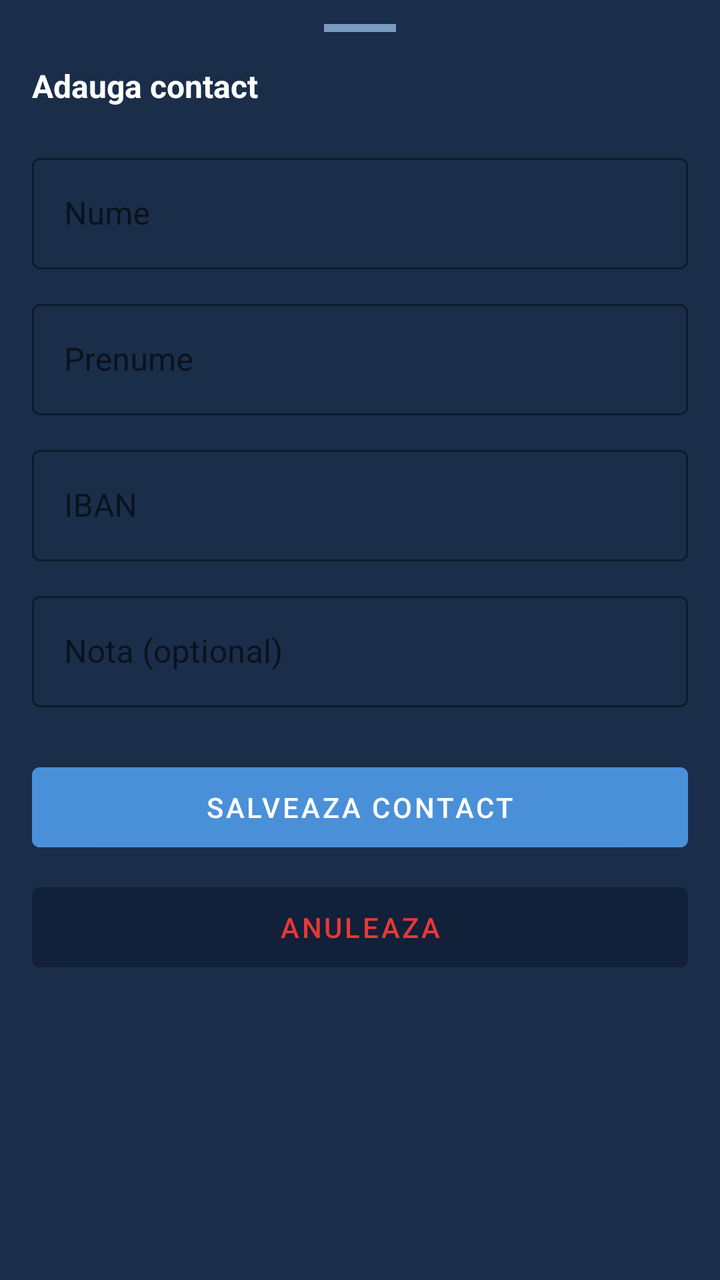
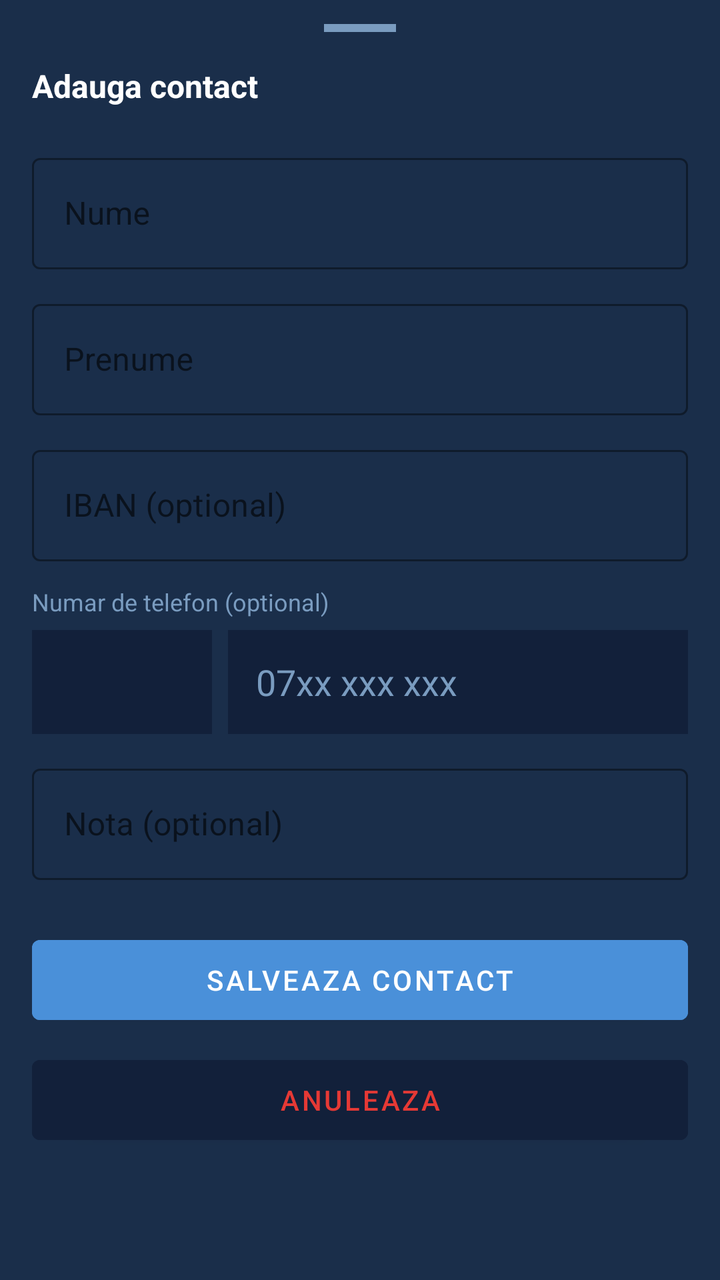

Two renders of the same Android screen: before a commit and after it. Below are the layout's source before the change and the commit's diff.
<!-- AndroidManifest.xml: application theme Theme.LicentaMultibankingApp -->
<!-- res/layout/bottom_sheet_adauga_contact.xml -->
<?xml version="1.0" encoding="utf-8"?>
<LinearLayout xmlns:android="http://schemas.android.com/apk/res/android"
    xmlns:app="http://schemas.android.com/apk/res-auto"
    android:layout_width="match_parent"
    android:layout_height="wrap_content"
    android:orientation="vertical"
    android:background="#1A2E4A"
    android:paddingBottom="24dp">

    
    <View
        android:layout_width="36dp"
        android:layout_height="4dp"
        android:background="#7A9CC0"
        android:layout_gravity="center_horizontal"
        android:layout_marginTop="12dp"
        android:layout_marginBottom="16dp"/>

    
    <TextView
        android:layout_width="wrap_content"
        android:layout_height="wrap_content"
        android:text="Adauga contact"
        android:textColor="#FFFFFF"
        android:textSize="16sp"
        android:textStyle="bold"
        android:layout_marginStart="16dp"
        android:layout_marginBottom="20dp"/>

    <LinearLayout
        android:layout_width="match_parent"
        android:layout_height="wrap_content"
        android:orientation="vertical"
        android:paddingStart="16dp"
        android:paddingEnd="16dp">

        <com.google.android.material.textfield.TextInputLayout
            style="@style/Widget.MaterialComponents.TextInputLayout.OutlinedBox"
            android:layout_width="match_parent"
            android:layout_height="wrap_content"
            android:hint="Nume"
            android:layout_marginBottom="12dp"
            app:boxStrokeColor="#4A90D9"
            app:hintTextColor="#7A9CC0">

            <com.google.android.material.textfield.TextInputEditText
                android:id="@+id/etNumeContact"
                android:layout_width="match_parent"
                android:layout_height="wrap_content"
                android:textColor="#FFFFFF"
                android:inputType="textPersonName"/>

        </com.google.android.material.textfield.TextInputLayout>

        <com.google.android.material.textfield.TextInputLayout
            style="@style/Widget.MaterialComponents.TextInputLayout.OutlinedBox"
            android:layout_width="match_parent"
            android:layout_height="wrap_content"
            android:hint="Prenume"
            android:layout_marginBottom="12dp"
            app:boxStrokeColor="#4A90D9"
            app:hintTextColor="#7A9CC0">

            <com.google.android.material.textfield.TextInputEditText
                android:id="@+id/etPrenumeContact"
                android:layout_width="match_parent"
                android:layout_height="wrap_content"
                android:textColor="#FFFFFF"
                android:inputType="textPersonName"/>

        </com.google.android.material.textfield.TextInputLayout>

        <com.google.android.material.textfield.TextInputLayout
            style="@style/Widget.MaterialComponents.TextInputLayout.OutlinedBox"
            android:layout_width="match_parent"
            android:layout_height="wrap_content"
            android:hint="IBAN"
            android:layout_marginBottom="12dp"
            app:boxStrokeColor="#4A90D9"
            app:hintTextColor="#7A9CC0">

            <com.google.android.material.textfield.TextInputEditText
                android:id="@+id/etIbanContact"
                android:layout_width="match_parent"
                android:layout_height="wrap_content"
                android:textColor="#FFFFFF"
                android:inputType="textCapCharacters"/>

        </com.google.android.material.textfield.TextInputLayout>

        <com.google.android.material.textfield.TextInputLayout
            style="@style/Widget.MaterialComponents.TextInputLayout.OutlinedBox"
            android:layout_width="match_parent"
            android:layout_height="wrap_content"
            android:hint="Nota (optional)"
            android:layout_marginBottom="24dp"
            app:boxStrokeColor="#4A90D9"
            app:hintTextColor="#7A9CC0">

            <com.google.android.material.textfield.TextInputEditText
                android:id="@+id/etNotaContact"
                android:layout_width="match_parent"
                android:layout_height="wrap_content"
                android:textColor="#FFFFFF"
                android:inputType="text"/>

        </com.google.android.material.textfield.TextInputLayout>

        <Button
            android:id="@+id/btnSalveazaContact"
            android:layout_width="match_parent"
            android:layout_height="52dp"
            android:text="Salveaza contact"
            android:textColor="#FFFFFF"
            android:backgroundTint="#4A90D9"
            android:layout_marginBottom="8dp"/>

        <Button
            android:id="@+id/btnAnuleazaContact"
            android:layout_width="match_parent"
            android:layout_height="52dp"
            android:text="Anuleaza"
            android:textColor="#E53935"
            android:backgroundTint="#12203A"/>

    </LinearLayout>

</LinearLayout>
<!-- resources referenced by this layout -->
<resources>
  <style name="Theme.LicentaMultibankingApp" parent="Base.Theme.LicentaMultibankingApp" />
  <style name="Base.Theme.LicentaMultibankingApp" parent="Theme.MaterialComponents.DayNight.NoActionBar">
          
          
      </style>
</resources>

<!-- the commit's change to res/layout/bottom_sheet_adauga_contact.xml (unified diff, before → after) -->
@@ -7,7 +7,6 @@
     android:background="#1A2E4A"
     android:paddingBottom="24dp">
 
-    
     <View
         android:layout_width="36dp"
         android:layout_height="4dp"
@@ -16,7 +15,6 @@
         android:layout_marginTop="12dp"
         android:layout_marginBottom="16dp"/>
 
-    
     <TextView
         android:layout_width="wrap_content"
         android:layout_height="wrap_content"
@@ -74,7 +72,7 @@
             style="@style/Widget.MaterialComponents.TextInputLayout.OutlinedBox"
             android:layout_width="match_parent"
             android:layout_height="wrap_content"
-            android:hint="IBAN"
+            android:hint="IBAN (optional)"
             android:layout_marginBottom="12dp"
             app:boxStrokeColor="#4A90D9"
             app:hintTextColor="#7A9CC0">
@@ -87,6 +85,44 @@
                 android:inputType="textCapCharacters"/>
 
         </com.google.android.material.textfield.TextInputLayout>
+
+        
+        <TextView
+            android:layout_width="wrap_content"
+            android:layout_height="wrap_content"
+            android:text="Numar de telefon (optional)"
+            android:textColor="#7A9CC0"
+            android:textSize="12sp"
+            android:layout_marginBottom="6dp"/>
+
+        <LinearLayout
+            android:layout_width="match_parent"
+            android:layout_height="wrap_content"
+            android:orientation="horizontal"
+            android:layout_marginBottom="12dp">
+
+            <Spinner
+                android:id="@+id/spinnerPrefix"
+                android:layout_width="90dp"
+                android:layout_height="52dp"
+                android:background="#12203A"
+                android:layout_marginEnd="8dp"/>
+
+            <EditText
+                android:id="@+id/etTelefonContact"
+                android:layout_width="0dp"
+                android:layout_height="52dp"
+                android:layout_weight="1"
+                android:hint="07xx xxx xxx"
+                android:textColor="#FFFFFF"
+                android:textColorHint="#7A9CC0"
+                android:background="#12203A"
+                android:paddingStart="14dp"
+                android:paddingEnd="14dp"
+                android:inputType="phone"
+                android:singleLine="true"/>
+
+        </LinearLayout>
 
         <com.google.android.material.textfield.TextInputLayout
             style="@style/Widget.MaterialComponents.TextInputLayout.OutlinedBox"
<!-- resource entries referenced after the edit -->
@@ -2,6 +2,7 @@
 <resources>
   <style name="Theme.LicentaMultibankingApp" parent="Base.Theme.LicentaMultibankingApp" />
   <style name="Base.Theme.LicentaMultibankingApp" parent="Theme.MaterialComponents.DayNight.NoActionBar">
+          <item name="android:textColorHint">#888888</item>
           
           
       </style>
